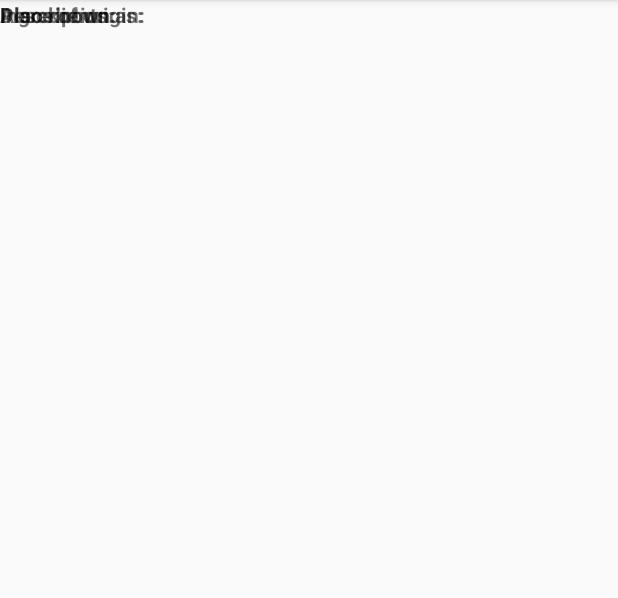
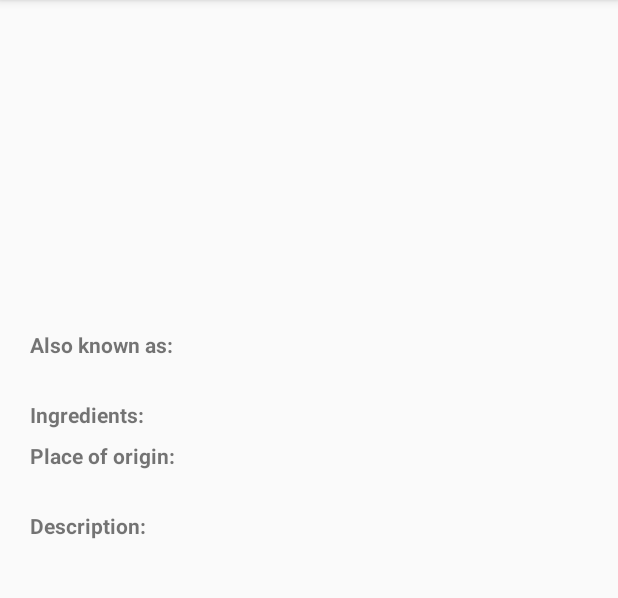
Before and after one commit to Seventhstar/Udacity-Sandwitch, an Android app: the DetailActivity screen opened directly, with no data from a screen before it, on a phone screen of 412 x 824 dp, the part 84-682 px from its top. Run offline under Robolectric (Android 15) with nearby library versions, the phone set to English and light mode, and no system bars; our stand-ins replace Picasso; 1 statement that could not run was skipped.

Commit message:
simple strings fill

```diff
--- a/app/src/main/res/layout/activity_detail.xml
+++ b/app/src/main/res/layout/activity_detail.xml
@@ -1,9 +1,16 @@
 <?xml version="1.0" encoding="utf-8"?>
 <FrameLayout xmlns:android="http://schemas.android.com/apk/res/android"
+    xmlns:app="http://schemas.android.com/apk/res-auto"
     xmlns:tools="http://schemas.android.com/tools"
     android:layout_width="match_parent"
     android:layout_height="match_parent"
     tools:context="com.udacity.sandwichclub.DetailActivity">
+
+    <LinearLayout
+        android:layout_width="match_parent"
+        android:layout_height="wrap_content"
+        android:layout_margin="@dimen/activity_horizontal_margin"
+        android:orientation="vertical">
 
         <ImageView
             android:id="@+id/image_iv"
@@ -13,38 +20,13 @@
             android:contentDescription="@string/sandwich_picture_content_description"
             android:scaleType="centerCrop" />
 
-    <TextView
-        android:id="@+id/origin_tv"
-        android:layout_width="wrap_content"
-        android:layout_height="wrap_content" />
 
         <TextView
             android:layout_width="wrap_content"
             android:layout_height="wrap_content"
+            android:padding="@dimen/detail_label_padding"
             android:text="@string/detail_also_known_as_label"
             android:textStyle="bold" />
-
-    <TextView
-        android:layout_width="wrap_content"
-        android:layout_height="wrap_content"
-        android:text="@string/detail_ingredients_label"
-        android:textStyle="bold" />
-
-    <TextView
-        android:layout_width="wrap_content"
-        android:layout_height="wrap_content"
-        android:text="@string/detail_place_of_origin_label"
-        android:textStyle="bold" />
-
-    <TextView
-        android:id="@+id/description_tv"
-        android:layout_width="wrap_content"
-        android:layout_height="wrap_content" />
-
-    <TextView
-        android:id="@+id/ingredients_tv"
-        android:layout_width="wrap_content"
-        android:layout_height="wrap_content" />
 
         <TextView
             android:id="@+id/also_known_tv"
@@ -54,6 +36,58 @@
         <TextView
             android:layout_width="wrap_content"
             android:layout_height="wrap_content"
+            android:padding="@dimen/detail_label_padding"
+            android:text="@string/detail_ingredients_label"
+            android:textStyle="bold" />
+
+
+        <android.support.constraint.ConstraintLayout
+            android:layout_width="wrap_content"
+            android:layout_height="wrap_content"
+
+            android:orientation="horizontal">
+
+            <TextView
+                android:id="@+id/detail_place_of_origin_lbl"
+                android:layout_width="wrap_content"
+                android:layout_height="wrap_content"
+                android:padding="@dimen/detail_label_padding"
+                android:text="@string/detail_place_of_origin_label"
+                android:textStyle="bold" />
+
+            <TextView
+                android:id="@+id/detail_place_of_origin_tv"
+                android:layout_width="wrap_content"
+                android:layout_height="wrap_content"
+                android:paddingTop="@dimen/detail_label_padding"
+                app:layout_constraintLeft_toRightOf="@+id/detail_place_of_origin_lbl"
+                app:layout_constraintRight_toRightOf="parent" />
+
+        </android.support.constraint.ConstraintLayout>
+
+
+
+
+        <TextView
+            android:id="@+id/ingredients_tv"
+            android:layout_width="wrap_content"
+            android:layout_height="wrap_content" />
+
+
+
+
+        <TextView
+            android:layout_width="wrap_content"
+            android:layout_height="wrap_content"
             android:text="@string/detail_description_label"
+            android:padding="@dimen/detail_label_padding"
             android:textStyle="bold" />
+
+        <TextView
+            android:id="@+id/description_tv"
+            android:layout_width="wrap_content"
+            android:layout_height="wrap_content" />
+
+
+    </LinearLayout>
 </FrameLayout>
--- a/app/src/main/res/values/dimens.xml
+++ b/app/src/main/res/values/dimens.xml
@@ -2,4 +2,5 @@
 <resources>
     <dimen name="activity_horizontal_margin">16dp</dimen>
     <dimen name="activity_vertical_margin">16dp</dimen>
+    <dimen name="detail_label_padding">4dp</dimen>
 </resources>
```
Also changed, not shown: app/src/main/java/com/udacity/sandwichclub/DetailActivity.java (+33 -3 lines), app/src/main/java/com/udacity/sandwichclub/utils/JsonUtils.java (+40 -2 lines), app/src/main/res/values/strings.xml (+7 -0 lines). Lines whose indentation alone changed are shown as unchanged.
